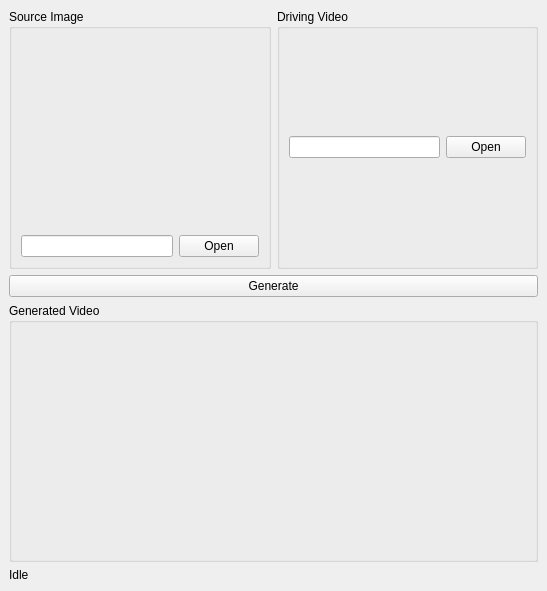
First picture: the form in demo_gui/MainWindow.ui, repository nathan21hz/Face-Transformation-using-GAN, before the edit.
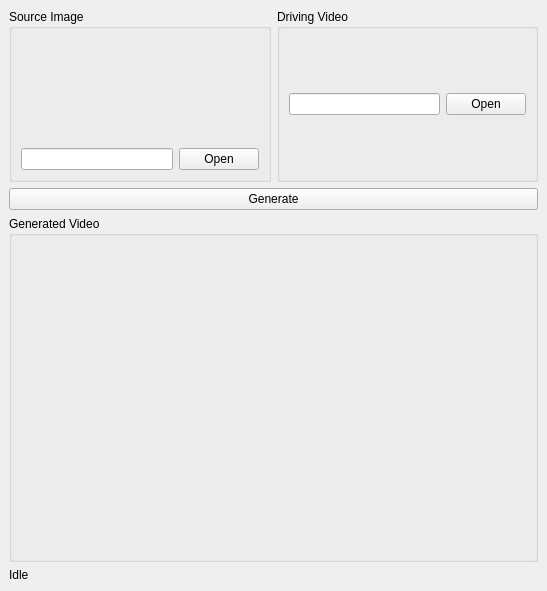
Second picture: the form after the edit.

The edit to the form file:
```diff
--- a/demo_gui/MainWindow.ui
+++ b/demo_gui/MainWindow.ui
@@ -19,7 +19,7 @@
    <string>Artificial Face Generation Model Demo</string>
   </property>
   <widget class="QWidget" name="centralWidget">
-   <layout class="QVBoxLayout" name="verticalLayout" stretch="1,0,1,0">
+   <layout class="QVBoxLayout" name="verticalLayout" stretch="1,0,2,0">
     <item>
      <layout class="QHBoxLayout" name="horizontalLayout">
       <item>
```
